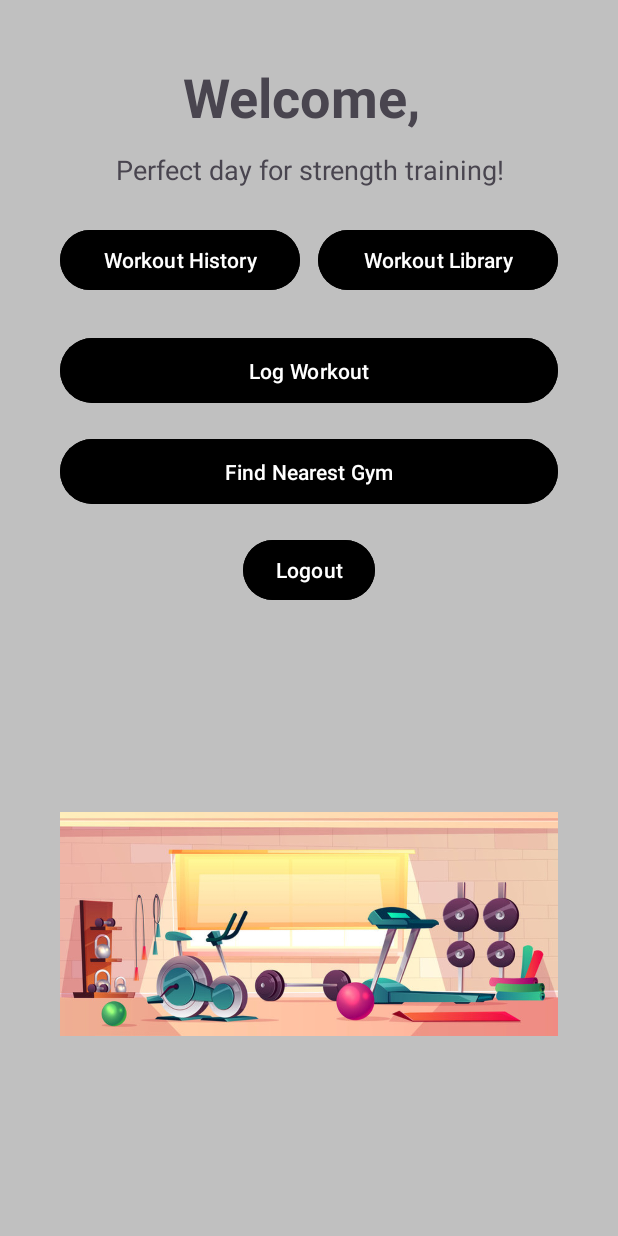
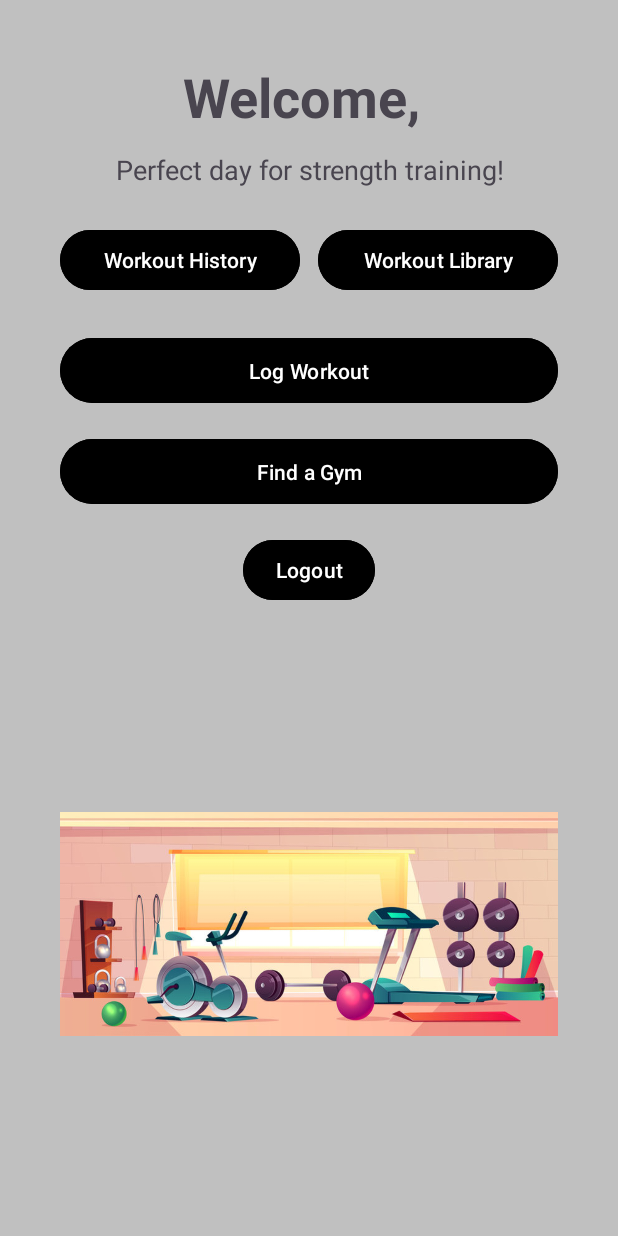
Before and after one commit to ellio357/GroupProject476, an Android app: the screen it shows after launch once a user with an empty profile is signed in (DashboardActivity), on a phone screen of 412 x 824 dp. Run offline under Robolectric (Android 15) with nearby library versions, the phone set to English and light mode, and no system bars; our stand-ins replace Firebase (no records; nobody signed in at launch, a user with empty details on screens opened directly).

Commit message:
changed text

```diff
--- a/app/src/main/res/values/strings.xml
+++ b/app/src/main/res/values/strings.xml
@@ -21,7 +21,7 @@
     <string name="workout_cals">Enter Calories Burned</string>
     <string name="workout_length">Enter Workout Length (minutes)</string>
     <string name="home">Home</string>
-    <string name="find_nearest_gym">Find Nearest Gym</string>
+    <string name="find_nearest_gym">Find a Gym</string>
     <string name="register_prompt">Register a New Email</string>
     <string name="backButton">Back</string>
     <string name="delete">Delete</string>
```
